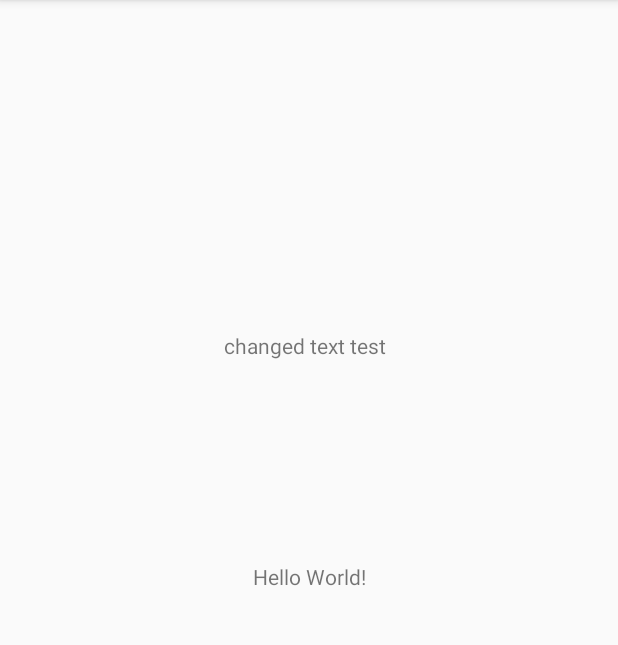
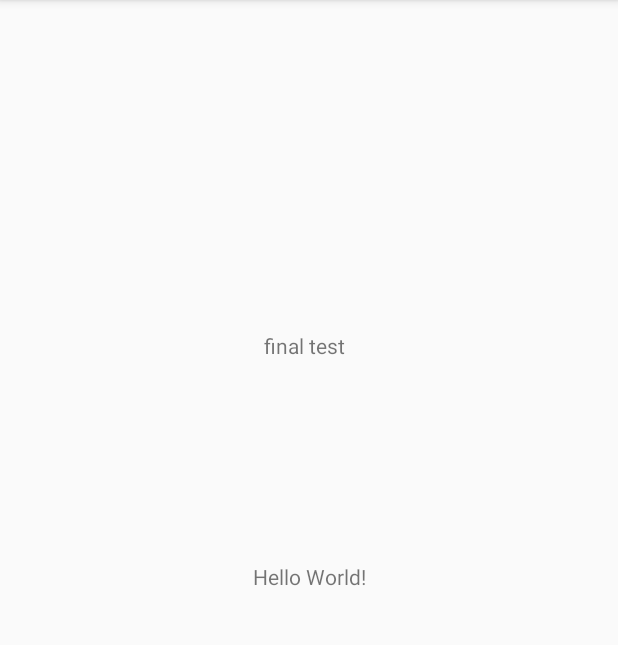
Before and after one commit to burwinliu-zz/hackUCI2020, an Android app: the screen it shows after launch (MainActivity), on a phone screen of 412 x 824 dp, the part 84-729 px from its top. Run offline under Robolectric (Android 15) with nearby library versions, the phone set to English and light mode, and no system bars.

Commit message:
changed text on main final test

```diff
--- a/app/src/main/res/layout/content_main.xml
+++ b/app/src/main/res/layout/content_main.xml
@@ -25,7 +25,7 @@
         android:layout_marginTop="174dp"
         android:layout_marginEnd="179dp"
         android:layout_marginBottom="482dp"
-        android:text="changed text test"
+        android:text="final test"
         app:layout_constraintBottom_toBottomOf="parent"
         app:layout_constraintEnd_toEndOf="parent"
         app:layout_constraintStart_toStartOf="parent"
```
